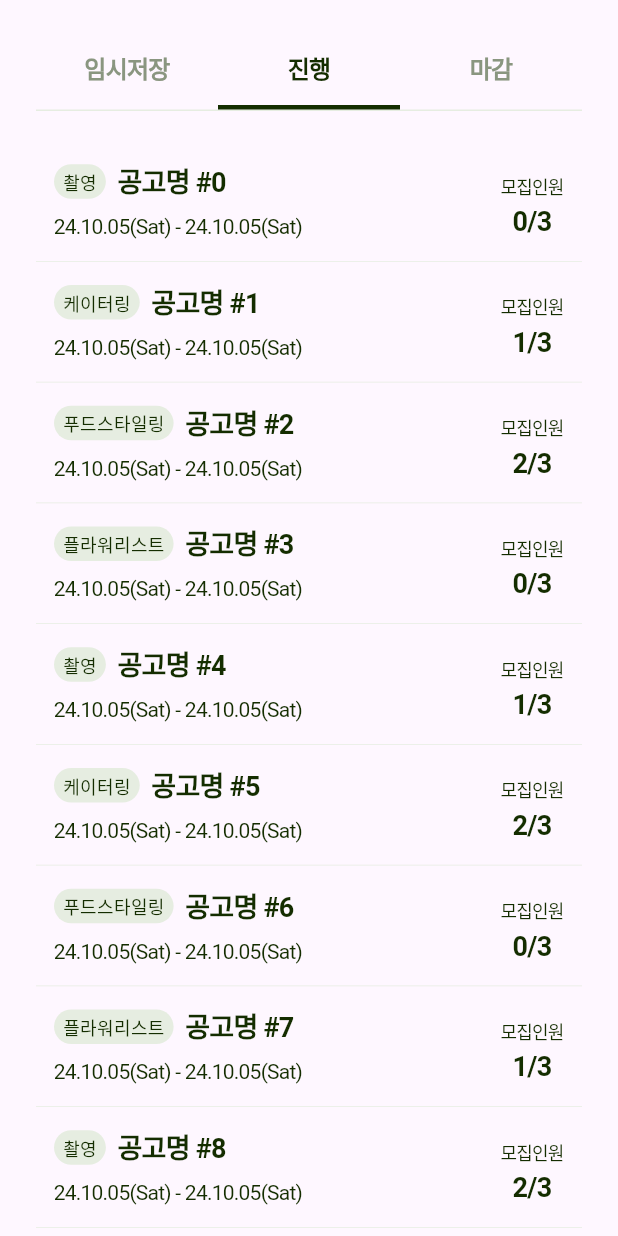
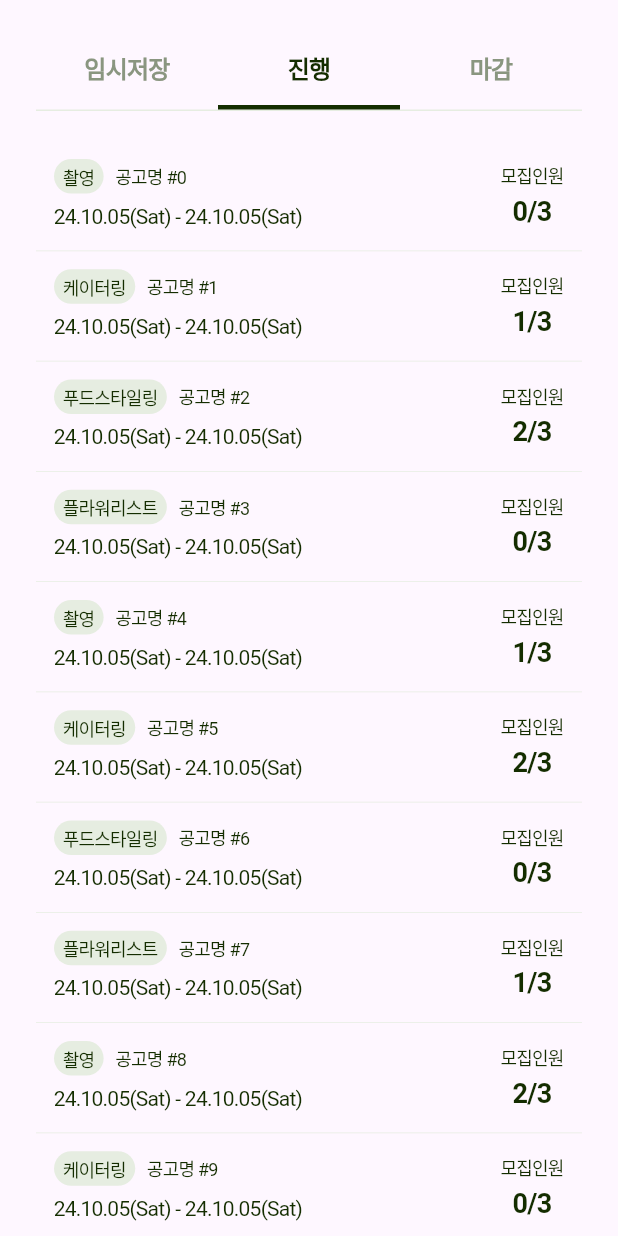
Before and after one commit to f-lab-edu/flutter-withu, a Flutter app: the screen it shows after launch, after a tap on "진행", on a phone screen of 412 x 824 dp. Run offline on Flutter 3.47's test engine with Material 3 defaults, Android fonts, the phone set to English and light mode, and no system bars; our stand-ins replace auto_route, dio, equatable, flutter_bloc, freezed_annotation, get_it and 2 more.

Commit message:
feat: CustomTheme 추가
1. TextTheme 추가
2. Theme Extension 추가
3. 앱 textStyle을 CustomTheme.TextTheme 으로 설정

```diff
--- a/lib/core/utils/extensions/extensions.dart
+++ b/lib/core/utils/extensions/extensions.dart
@@ -1 +1,2 @@
 export 'date_ex.dart';
+export 'theme_extension.dart';
--- /dev/null
+++ b/lib/core/utils/extensions/theme_extension.dart
@@ -0,0 +1,19 @@
+import 'package:flutter/material.dart';
+
+extension BulidContextTextThemeEx on BuildContext {
+  TextTheme get textTheme => Theme.of(this).textTheme;
+}
+
+extension TextThemeEx on TextTheme {
+  TextStyle? get bodyLargeBold => bodyLarge?.copyWith(
+        fontWeight: FontWeight.w700,
+      );
+
+  TextStyle? get bodyMediumBold => bodyMedium?.copyWith(
+        fontWeight: FontWeight.w700,
+      );
+
+  TextStyle? get bodySmallBold => bodySmall?.copyWith(
+        fontWeight: FontWeight.w700,
+      );
+}
--- /dev/null
+++ b/lib/core/utils/theme/custom_theme.dart
@@ -0,0 +1,60 @@
+import 'package:flutter/material.dart';
+import 'package:withu_app/gen/colors.gen.dart';
+
+class CustomTheme {
+  const CustomTheme();
+
+  static ThemeData get theme {
+    return ThemeData(
+      primaryColor: ColorName.primary,
+      textTheme: textTheme,
+    );
+  }
+
+  static TextTheme get textTheme {
+    return const TextTheme(
+      headlineLarge: TextStyle(
+        fontSize: 24,
+        fontWeight: FontWeight.w700,
+        color: ColorName.primary,
+        height: 38.4 / 24,
+        letterSpacing: -0.5,
+      ),
+      headlineMedium: TextStyle(
+        fontSize: 20,
+        fontWeight: FontWeight.w700,
+        color: ColorName.primary,
+        height: 32 / 20,
+        letterSpacing: -0.5,
+      ),
+      headlineSmall: TextStyle(
+        fontSize: 18,
+        fontWeight: FontWeight.w700,
+        color: ColorName.primary,
+        height: 28.8 / 18,
+        letterSpacing: -0.5,
+      ),
+      bodyLarge: TextStyle(
+        fontSize: 16,
+        fontWeight: FontWeight.w400,
+        color: ColorName.primary,
+        height: 25.6 / 16,
+        letterSpacing: -0.5,
+      ),
+      bodyMedium: TextStyle(
+        fontSize: 14,
+        fontWeight: FontWeight.w400,
+        color: ColorName.primary,
+        height: 22.4 / 14,
+        letterSpacing: -0.5,
+      ),
+      bodySmall: TextStyle(
+        fontSize: 12,
+        fontWeight: FontWeight.w400,
+        color: ColorName.primary,
+        height: 19.2 / 12,
+        letterSpacing: -0.5,
+      ),
+    );
+  }
+}
--- a/lib/core/utils/utils.dart
+++ b/lib/core/utils/utils.dart
@@ -1,3 +1,4 @@
 export 'injections.dart';
 export 'logger/logger.dart';
 export 'extensions/extensions.dart';
+export 'theme/custom_theme.dart';
--- a/lib/feature/job_posting/presentation/widgets/job_postings_item.dart
+++ b/lib/feature/job_posting/presentation/widgets/job_postings_item.dart
@@ -65,24 +65,13 @@ class _Information extends StatelessWidget {
           children: [
             BaseBadge(
               text: entity.category.displayName,
-              textStyle: const TextStyle(
-                fontSize: 12,
-                fontWeight: FontWeight.w400,
-                color: ColorName.primary,
-                height: 19.2 / 12,
-              ),
+              textStyle: context.textTheme.bodySmall,
               backgroundColor: ColorName.teritary,
             ),
             const SizedBox(width: 8),
             Text(
               entity.title,
-              style: const TextStyle(
-                fontSize: 18,
-                fontWeight: FontWeight.w700,
-                color: ColorName.primary,
-                height: 28.8 / 18,
-                letterSpacing: -0.5,
-              ),
+              style: context.textTheme.bodySmall,
             ),
           ],
         ),
@@ -90,13 +79,7 @@ class _Information extends StatelessWidget {
         Text(
           _date,
           textAlign: TextAlign.start,
-          style: const TextStyle(
-            fontSize: 14,
-            fontWeight: FontWeight.w400,
-            color: ColorName.primary,
-            height: 22.4 / 14,
-            letterSpacing: -0.5,
-          ),
+          style: context.textTheme.bodyMedium,
         ),
       ],
     );
@@ -143,7 +126,7 @@ class _TemporaryView extends StatelessWidget {
   }
 }
 
-/// 진행 - 모집인원
+/// 진행 - 모집 인원
 class _InProgressView extends StatelessWidget {
   /// 최대 인원
   final int max;
--- a/lib/main.dart
+++ b/lib/main.dart
@@ -18,6 +18,7 @@ class App extends StatelessWidget {
   @override
   Widget build(BuildContext context) {
     return MaterialApp.router(
+      theme: CustomTheme.theme,
       routerConfig: _appRouter.config(),
     );
   }
--- a/lib/shared/widgets/base_badge/base_badge.dart
+++ b/lib/shared/widgets/base_badge/base_badge.dart
@@ -3,14 +3,14 @@ import 'package:flutter/cupertino.dart';
 class BaseBadge extends StatelessWidget {
   final String text;
 
-  final TextStyle textStyle;
+  final TextStyle? textStyle;
 
   final Color backgroundColor;
 
   const BaseBadge({
     super.key,
     required this.text,
-    required this.textStyle,
+    this.textStyle,
     required this.backgroundColor,
   });
 
--- a/lib/shared/widgets/tab/widget/base_tab.dart
+++ b/lib/shared/widgets/tab/widget/base_tab.dart
@@ -1,4 +1,5 @@
 import 'package:flutter/material.dart';
+import 'package:withu_app/core/utils/extensions/theme_extension.dart';
 import 'package:withu_app/gen/colors.gen.dart';
 import 'package:withu_app/shared/shared.dart';
 
@@ -38,11 +39,7 @@ class BaseTab extends StatelessWidget {
         child: Text(
           data.text,
           textAlign: TextAlign.center,
-          style: TextStyle(
-            fontSize: 16,
-            fontWeight: FontWeight.w700,
-            height: 25.6 / 16,
-            letterSpacing: -0.5,
+          style: context.textTheme.bodyLargeBold?.copyWith(
             color: textColor,
           ),
         ),
```
